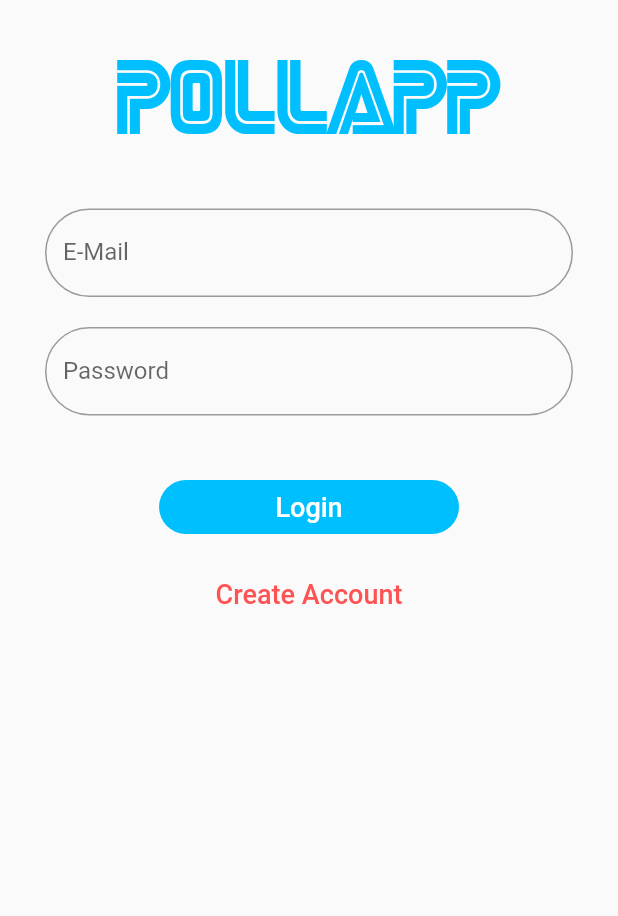
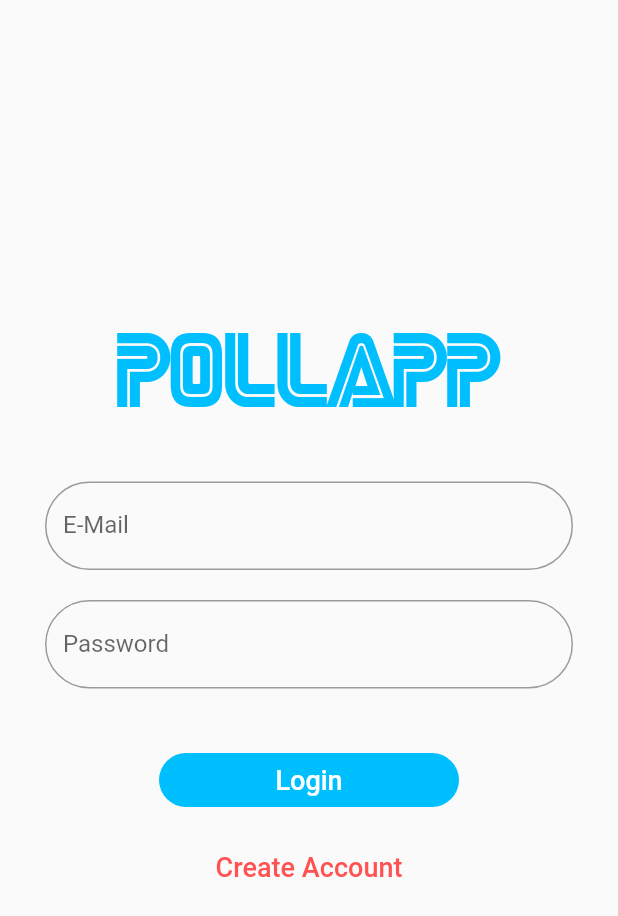
Before and after one commit to zafergurkan/anketuygulama, a Flutter app: the screen it shows after launch, on a phone screen of 412 x 824 dp. Shown: the top 916 px of the screen. Run offline on Flutter 3.47's test engine with Material 2 defaults, Android fonts, the phone set to English and light mode, and no system bars; our stand-ins replace cloud_firestore, firebase_auth; accounts and stored records are empty.

Commit message:
bug düzeltildi tekrar

```diff
--- a/lib/screens/feed_scren.dart
+++ b/lib/screens/feed_scren.dart
@@ -16,7 +16,7 @@ class _FeedScrenState extends State<FeedScren> {
 
         child: FlatButton(
 
-          onPressed: () => AuthService.logout(context),
+          onPressed: () => AuthService.logout(),
           child: Text("Logout"),
 
         ),
--- a/lib/screens/login_screen.dart
+++ b/lib/screens/login_screen.dart
@@ -27,10 +27,10 @@ class _LoginScreenState extends State<LoginScreen> {
         child: Container(
           height: MediaQuery.of(context).size.height,
           child: Column(
-            mainAxisAlignment: MainAxisAlignment.start,
+            mainAxisAlignment: MainAxisAlignment.center,
             crossAxisAlignment: CrossAxisAlignment.center,
             children: <Widget>[
-              SizedBox(height: 40.0,),
+
               Text(
                 'PollApp',
                 style: TextStyle(
--- a/lib/services/auth_service.dart
+++ b/lib/services/auth_service.dart
@@ -29,7 +29,7 @@ class AuthService {
     }
   }
 
-  static void logout(BuildContext context) {
+  static void logout() {
     _auth.signOut();
 
 
@@ -37,10 +37,10 @@ class AuthService {
   }
 
 
-  static void login(String email,String password) {
+  static Future login(String email,String password) async {
 
     try {
-      _auth.signInWithEmailAndPassword(email: email,password: password);
+    await  _auth.signInWithEmailAndPassword(email: email,password: password);
     } catch (e) {
 
     }
```
